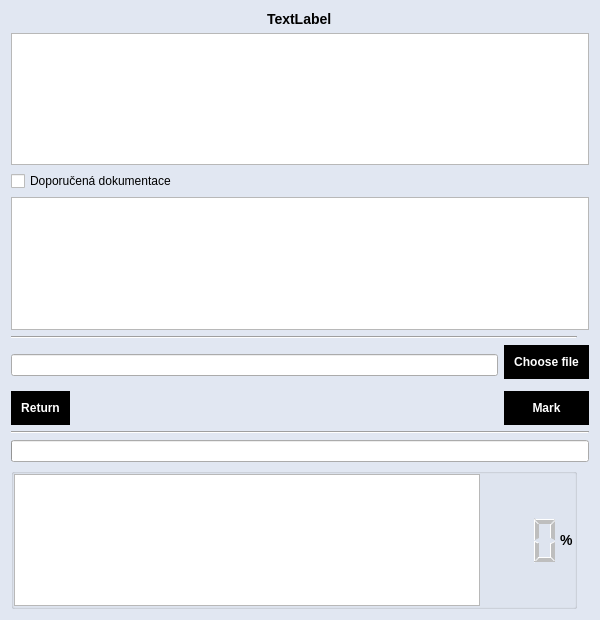
Old version of the form task.ui in the repository SecurityCze/programming_for_dummies_by_dummies_application.
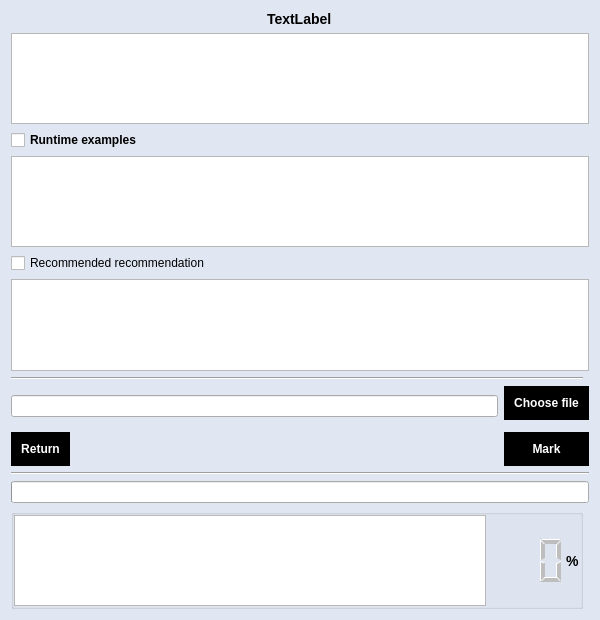
New version of the form.

Commit message: Add runtime examples, fix some bugs

```diff
--- a/task.ui
+++ b/task.ui
@@ -80,111 +80,7 @@
 }</string>
   </property>
   <layout class="QGridLayout" name="gridLayout">
-   <item row="1" column="0" colspan="3">
-    <layout class="QVBoxLayout" name="taskLayout">
-     <item alignment="Qt::AlignHCenter">
-      <widget class="QLabel" name="taskName">
-       <property name="text">
-        <string>TextLabel</string>
-       </property>
-      </widget>
-     </item>
-     <item>
-      <widget class="QTextEdit" name="taskText">
-       <property name="toolTip">
-        <string>Writen task</string>
-       </property>
-       <property name="readOnly">
-        <bool>true</bool>
-       </property>
-      </widget>
-     </item>
-    </layout>
-   </item>
-   <item row="7" column="0" colspan="3">
-    <widget class="Line" name="lineUploadScore">
-     <property name="orientation">
-      <enum>Qt::Horizontal</enum>
-     </property>
-    </widget>
-   </item>
-   <item row="12" column="0" colspan="3">
-    <widget class="QProgressBar" name="progressBarSolution">
-     <property name="enabled">
-      <bool>true</bool>
-     </property>
-     <property name="toolTip">
-      <string>Progres of marking</string>
-     </property>
-     <property name="value">
-      <number>0</number>
-     </property>
-     <property name="textVisible">
-      <bool>false</bool>
-     </property>
-    </widget>
-   </item>
-   <item row="4" column="0" colspan="3">
-    <layout class="QGridLayout" name="uploadLayout">
-     <item row="2" column="2">
-      <widget class="QPushButton" name="markButton">
-       <property name="enabled">
-        <bool>false</bool>
-       </property>
-       <property name="toolTip">
-        <string>Marks chosen solution</string>
-       </property>
-       <property name="text">
-        <string>Mark</string>
-       </property>
-      </widget>
-     </item>
-     <item row="2" column="1">
-      <spacer name="spacerReturnMark">
-       <property name="orientation">
-        <enum>Qt::Horizontal</enum>
-       </property>
-       <property name="sizeHint" stdset="0">
-        <size>
-         <width>40</width>
-         <height>20</height>
-        </size>
-       </property>
-      </spacer>
-     </item>
-     <item row="2" column="0">
-      <widget class="QPushButton" name="returnButton">
-       <property name="text">
-        <string>Return</string>
-       </property>
-      </widget>
-     </item>
-     <item row="0" column="2">
-      <widget class="QPushButton" name="fileButton">
-       <property name="text">
-        <string>Choose file</string>
-       </property>
-      </widget>
-     </item>
-     <item row="0" column="0" rowspan="2" colspan="2">
-      <widget class="QLineEdit" name="fileName">
-       <property name="acceptDrops">
-        <bool>false</bool>
-       </property>
-       <property name="toolTip">
-        <string>Chosen file for validationg</string>
-       </property>
-       <property name="frame">
-        <bool>true</bool>
-       </property>
-       <property name="readOnly">
-        <bool>true</bool>
-       </property>
-      </widget>
-     </item>
-    </layout>
-   </item>
-   <item row="13" column="0">
+   <item row="14" column="0">
     <widget class="QGroupBox" name="groupboxMarks">
      <layout class="QGridLayout" name="markLayout">
       <property name="leftMargin">
@@ -272,27 +168,170 @@
      </layout>
     </widget>
    </item>
-   <item row="2" column="0" colspan="3">
+   <item row="5" column="0" colspan="2">
+    <layout class="QGridLayout" name="uploadLayout">
+     <item row="2" column="2">
+      <widget class="QPushButton" name="markButton">
+       <property name="enabled">
+        <bool>false</bool>
+       </property>
+       <property name="toolTip">
+        <string>Marks chosen solution</string>
+       </property>
+       <property name="text">
+        <string>Mark</string>
+       </property>
+      </widget>
+     </item>
+     <item row="2" column="1">
+      <spacer name="spacerReturnMark">
+       <property name="orientation">
+        <enum>Qt::Horizontal</enum>
+       </property>
+       <property name="sizeHint" stdset="0">
+        <size>
+         <width>40</width>
+         <height>20</height>
+        </size>
+       </property>
+      </spacer>
+     </item>
+     <item row="2" column="0">
+      <widget class="QPushButton" name="returnButton">
+       <property name="text">
+        <string>Return</string>
+       </property>
+      </widget>
+     </item>
+     <item row="0" column="2">
+      <widget class="QPushButton" name="fileButton">
+       <property name="text">
+        <string>Choose file</string>
+       </property>
+      </widget>
+     </item>
+     <item row="0" column="0" rowspan="2" colspan="2">
+      <widget class="QLineEdit" name="fileName">
+       <property name="acceptDrops">
+        <bool>false</bool>
+       </property>
+       <property name="toolTip">
+        <string>Chosen file for validationg</string>
+       </property>
+       <property name="frame">
+        <bool>true</bool>
+       </property>
+       <property name="readOnly">
+        <bool>true</bool>
+       </property>
+      </widget>
+     </item>
+    </layout>
+   </item>
+   <item row="3" column="0" colspan="2">
     <layout class="QVBoxLayout" name="documentationLayout">
      <item>
       <widget class="QCheckBox" name="documentationBox">
        <property name="text">
-        <string>Doporučená dokumentace</string>
+        <string>Recommended recommendation</string>
        </property>
       </widget>
      </item>
      <item>
-      <widget class="QTextEdit" name="documentationEdit"/>
+      <widget class="QTextEdit" name="documentationEdit">
+       <property name="readOnly">
+        <bool>true</bool>
+       </property>
+      </widget>
      </item>
     </layout>
    </item>
-   <item row="3" column="0">
+   <item row="1" column="0" colspan="2">
+    <layout class="QVBoxLayout" name="taskLayout">
+     <item alignment="Qt::AlignHCenter">
+      <widget class="QLabel" name="taskName">
+       <property name="text">
+        <string>TextLabel</string>
+       </property>
+      </widget>
+     </item>
+     <item>
+      <widget class="QTextEdit" name="taskText">
+       <property name="toolTip">
+        <string>Writen task</string>
+       </property>
+       <property name="readOnly">
+        <bool>true</bool>
+       </property>
+      </widget>
+     </item>
+    </layout>
+   </item>
+   <item row="8" column="0" colspan="2">
+    <widget class="Line" name="lineUploadScore">
+     <property name="sizePolicy">
+      <sizepolicy hsizetype="Expanding" vsizetype="Fixed">
+       <horstretch>0</horstretch>
+       <verstretch>0</verstretch>
+      </sizepolicy>
+     </property>
+     <property name="orientation">
+      <enum>Qt::Horizontal</enum>
+     </property>
+    </widget>
+   </item>
+   <item row="13" column="0" colspan="2">
+    <widget class="QProgressBar" name="progressBarSolution">
+     <property name="enabled">
+      <bool>true</bool>
+     </property>
+     <property name="toolTip">
+      <string>Progres of marking</string>
+     </property>
+     <property name="value">
+      <number>0</number>
+     </property>
+     <property name="textVisible">
+      <bool>false</bool>
+     </property>
+    </widget>
+   </item>
+   <item row="4" column="0">
     <widget class="Line" name="lineTaskUpload">
+     <property name="sizePolicy">
+      <sizepolicy hsizetype="Expanding" vsizetype="Fixed">
+       <horstretch>0</horstretch>
+       <verstretch>0</verstretch>
+      </sizepolicy>
+     </property>
      <property name="orientation">
       <enum>Qt::Horizontal</enum>
      </property>
     </widget>
    </item>
+   <item row="2" column="0" colspan="2">
+    <layout class="QVBoxLayout" name="runtimeExamplesLayout">
+     <property name="sizeConstraint">
+      <enum>QLayout::SetDefaultConstraint</enum>
+     </property>
+     <item>
+      <widget class="QCheckBox" name="runtimeExamplesBox">
+       <property name="font">
+        <font>
+         <weight>75</weight>
+         <bold>true</bold>
+        </font>
+       </property>
+       <property name="text">
+        <string>Runtime examples</string>
+       </property>
+      </widget>
+     </item>
+     <item>
+      <widget class="QTextEdit" name="runtimeExamplesEdit"/>
+     </item>
+    </layout>
+   </item>
   </layout>
  </widget>
  <resources/>
```
Left out of the diff: 42 changed lines with no effect on the pictures. The commit also changes 2 other files.
